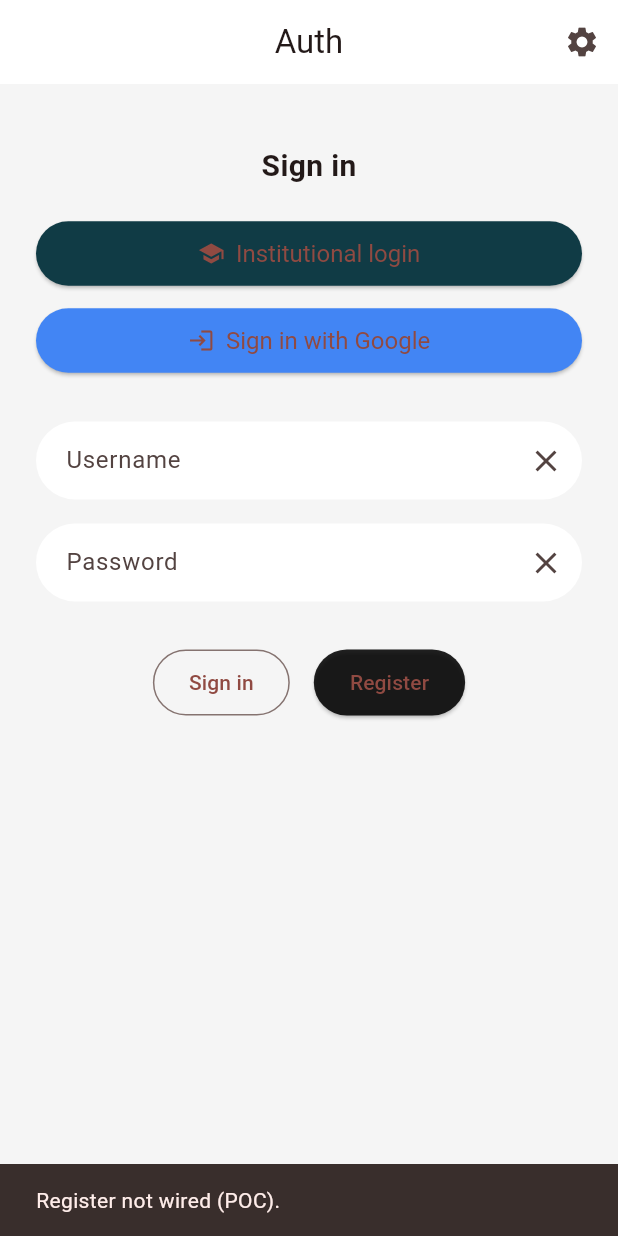
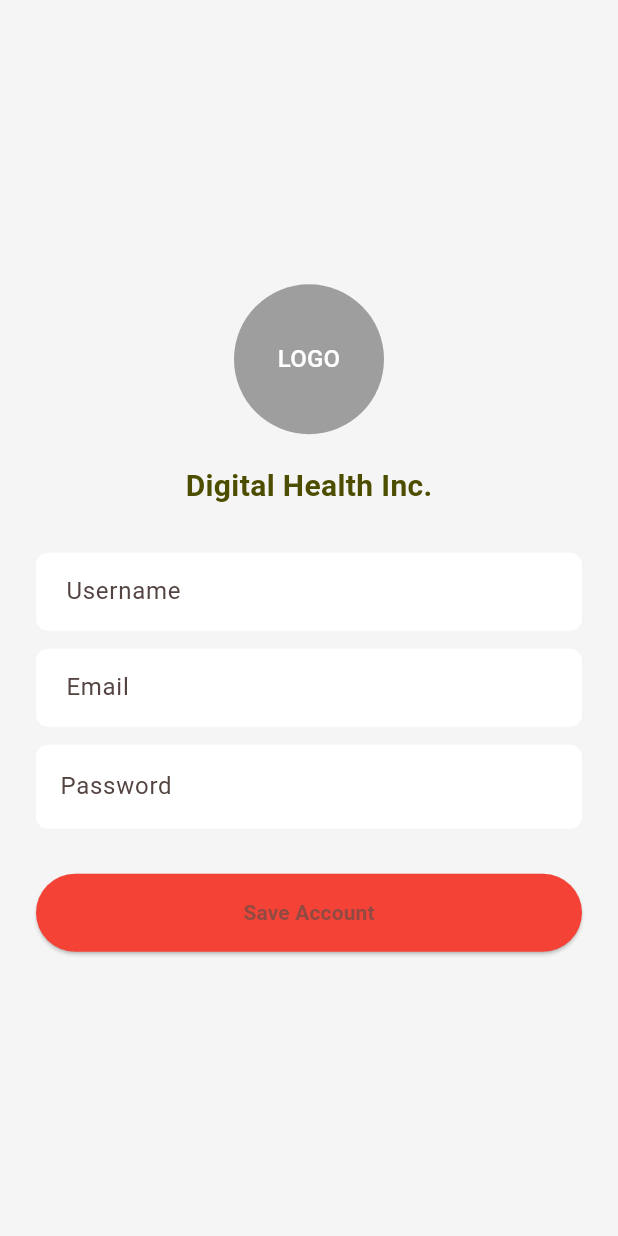
Before and after one commit to LD-UO/SEG4105-POC, a Flutter app: the screen it shows after launch, after a tap on "Register", on a phone screen of 412 x 824 dp. Run offline on Flutter 3.47's test engine with Material 3 defaults, Android fonts, the phone set to English and light mode, and no system bars; our stand-ins replace image_picker.

Commit message:
eric cartman

```diff
--- /dev/null
+++ b/flutter_app/lib/account_creation_screen.dart
@@ -0,0 +1,113 @@
+import 'package:flutter/material.dart';
+
+import 'onboarding_screen.dart';
+
+class AccountCreationScreen extends StatefulWidget {
+  const AccountCreationScreen({super.key});
+
+  @override
+  State<AccountCreationScreen> createState() => _AccountCreationScreenState();
+}
+
+class _AccountCreationScreenState extends State<AccountCreationScreen> {
+  bool _obscurePassword = true;
+
+  void _goNext() {
+    Navigator.of(context).push(
+      MaterialPageRoute(builder: (_) => const OnboardingScreen()),
+    );
+  }
+
+  @override
+  Widget build(BuildContext context) {
+    return Scaffold(
+      backgroundColor: Colors.grey[100],
+      body: Padding(
+        padding: const EdgeInsets.symmetric(horizontal: 24.0),
+        child: Column(
+          mainAxisAlignment: MainAxisAlignment.center,
+          children: [
+            const CircleAvatar(
+              radius: 50,
+              backgroundColor: Colors.grey,
+              child: Text(
+                'LOGO',
+                style: TextStyle(color: Colors.white, fontSize: 16),
+              ),
+            ),
+            const SizedBox(height: 20),
+            const Text(
+              'Digital Health Inc.',
+              style: TextStyle(
+                fontSize: 20,
+                fontWeight: FontWeight.bold,
+                color: Color(0xFF4D4D00),
+              ),
+            ),
+            const SizedBox(height: 30),
+            _buildInputField(hint: 'Username'),
+            const SizedBox(height: 12),
+            _buildInputField(hint: 'Email'),
+            const SizedBox(height: 12),
+            TextField(
+              obscureText: _obscurePassword,
+              decoration: InputDecoration(
+                hintText: 'Password',
+                filled: true,
+                fillColor: Colors.white,
+                suffix: GestureDetector(
+                  onTap: () {
+                    setState(() {
+                      _obscurePassword = !_obscurePassword;
+                    });
+                  },
+                  child: Text(
+                    _obscurePassword ? 'Show' : 'Hide',
+                    style: const TextStyle(color: Colors.red),
+                  ),
+                ),
+                border: OutlineInputBorder(
+                  borderRadius: BorderRadius.circular(8),
+                  borderSide: BorderSide.none,
+                ),
+              ),
+            ),
+            const SizedBox(height: 30),
+            SizedBox(
+              width: double.infinity,
+              child: ElevatedButton(
+                onPressed: _goNext,
+                style: ElevatedButton.styleFrom(
+                  backgroundColor: Colors.red,
+                  padding: const EdgeInsets.symmetric(vertical: 16),
+                  shape: RoundedRectangleBorder(
+                    borderRadius: BorderRadius.circular(50),
+                  ),
+                ),
+                child: const Text(
+                  'Save Account',
+                  style: TextStyle(fontWeight: FontWeight.bold),
+                ),
+              ),
+            ),
+          ],
+        ),
+      ),
+    );
+  }
+
+  Widget _buildInputField({required String hint}) {
+    return TextField(
+      decoration: InputDecoration(
+        hintText: hint,
+        filled: true,
+        fillColor: Colors.white,
+        contentPadding: const EdgeInsets.symmetric(horizontal: 16, vertical: 14),
+        border: OutlineInputBorder(
+          borderRadius: BorderRadius.circular(8),
+          borderSide: BorderSide.none,
+        ),
+      ),
+    );
+  }
+}
--- a/flutter_app/lib/auth_screen.dart
+++ b/flutter_app/lib/auth_screen.dart
@@ -1,5 +1,6 @@
 import 'package:flutter/material.dart';
 
+import 'account_creation_screen.dart';
 import 'photo_upload.dart';
 
 class AuthScreen extends StatefulWidget {
@@ -29,6 +30,12 @@ class _AuthScreenState extends State<AuthScreen> {
   void _showComingSoon(String label) {
     ScaffoldMessenger.of(context).showSnackBar(
       SnackBar(content: Text('$label not wired (POC).')),
+    );
+  }
+
+  void _goToRegister() {
+    Navigator.of(context).push(
+      MaterialPageRoute(builder: (_) => const AccountCreationScreen()),
     );
   }
 
@@ -141,7 +148,7 @@ class _AuthScreenState extends State<AuthScreen> {
                 ),
                 const SizedBox(width: 16),
                 ElevatedButton(
-                  onPressed: () => _showComingSoon('Register'),
+                  onPressed: _goToRegister,
                   style: ElevatedButton.styleFrom(
                     backgroundColor: Colors.black87,
                     padding: const EdgeInsets.symmetric(
--- /dev/null
+++ b/lib/account_creation_screen.dart
@@ -0,0 +1,113 @@
+import 'package:flutter/material.dart';
+
+import 'onboarding_screen.dart';
+
+class AccountCreationScreen extends StatefulWidget {
+  const AccountCreationScreen({super.key});
+
+  @override
+  State<AccountCreationScreen> createState() => _AccountCreationScreenState();
+}
+
+class _AccountCreationScreenState extends State<AccountCreationScreen> {
+  bool _obscurePassword = true;
+
+  void _goNext() {
+    Navigator.of(context).push(
+      MaterialPageRoute(builder: (_) => const OnboardingScreen()),
+    );
+  }
+
+  @override
+  Widget build(BuildContext context) {
+    return Scaffold(
+      backgroundColor: Colors.grey[100],
+      body: Padding(
+        padding: const EdgeInsets.symmetric(horizontal: 24.0),
+        child: Column(
+          mainAxisAlignment: MainAxisAlignment.center,
+          children: [
+            const CircleAvatar(
+              radius: 50,
+              backgroundColor: Colors.grey,
+              child: Text(
+                'LOGO',
+                style: TextStyle(color: Colors.white, fontSize: 16),
+              ),
+            ),
+            const SizedBox(height: 20),
+            const Text(
+              'Digital Health Inc.',
+              style: TextStyle(
+                fontSize: 20,
+                fontWeight: FontWeight.bold,
+                color: Color(0xFF4D4D00),
+              ),
+            ),
+            const SizedBox(height: 30),
+            _buildInputField(hint: 'Username'),
+            const SizedBox(height: 12),
+            _buildInputField(hint: 'Email'),
+            const SizedBox(height: 12),
+            TextField(
+              obscureText: _obscurePassword,
+              decoration: InputDecoration(
+                hintText: 'Password',
+                filled: true,
+                fillColor: Colors.white,
+                suffix: GestureDetector(
+                  onTap: () {
+                    setState(() {
+                      _obscurePassword = !_obscurePassword;
+                    });
+                  },
+                  child: Text(
+                    _obscurePassword ? 'Show' : 'Hide',
+                    style: const TextStyle(color: Colors.red),
+                  ),
+                ),
+                border: OutlineInputBorder(
+                  borderRadius: BorderRadius.circular(8),
+                  borderSide: BorderSide.none,
+                ),
+              ),
+            ),
+            const SizedBox(height: 30),
+            SizedBox(
+              width: double.infinity,
+              child: ElevatedButton(
+                onPressed: _goNext,
+                style: ElevatedButton.styleFrom(
+                  backgroundColor: Colors.red,
+                  padding: const EdgeInsets.symmetric(vertical: 16),
+                  shape: RoundedRectangleBorder(
+                    borderRadius: BorderRadius.circular(50),
+                  ),
+                ),
+                child: const Text(
+                  'Save Account',
+                  style: TextStyle(fontWeight: FontWeight.bold),
+                ),
+              ),
+            ),
+          ],
+        ),
+      ),
+    );
+  }
+
+  Widget _buildInputField({required String hint}) {
+    return TextField(
+      decoration: InputDecoration(
+        hintText: hint,
+        filled: true,
+        fillColor: Colors.white,
+        contentPadding: const EdgeInsets.symmetric(horizontal: 16, vertical: 14),
+        border: OutlineInputBorder(
+          borderRadius: BorderRadius.circular(8),
+          borderSide: BorderSide.none,
+        ),
+      ),
+    );
+  }
+}
```
Also changed, not shown: flutter_app/lib/onboarding_screen.dart (added, +130 -0 lines), lib/onboarding_screen.dart (added, +132 -0 lines).
